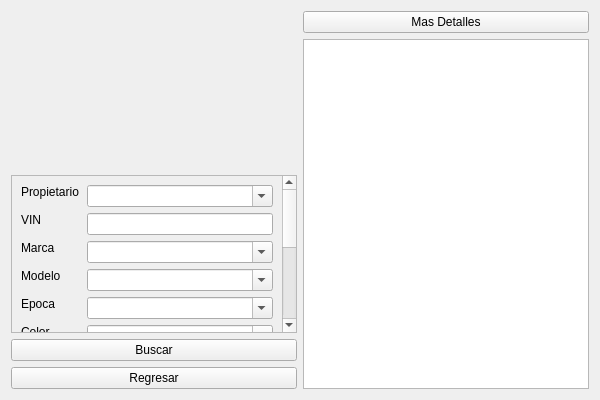
The window that ui/datatablewidget.ui (Abysmal683/proyecto-inventario-de-autos) describes before a commit, drawn with Qt 5.
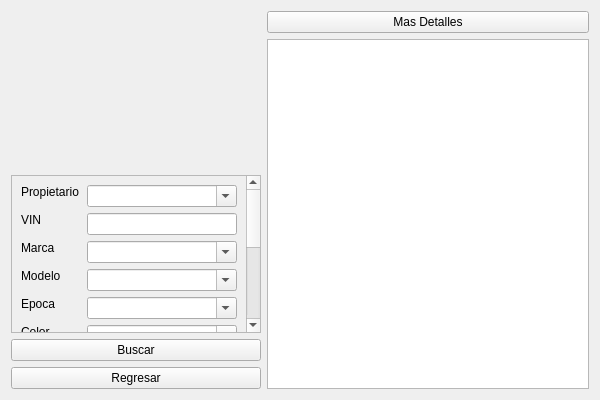
The same window after the commit. Icons and pictures are not drawn.

Patch:
```diff
--- a/ui/datatablewidget.ui
+++ b/ui/datatablewidget.ui
@@ -22,7 +22,7 @@
   <layout class="QHBoxLayout" name="horizontalLayout_2">
    <item>
     <layout class="QVBoxLayout" name="verticalLayout_3">
-     <item alignment="Qt::AlignmentFlag::AlignTop">
+     <item alignment="Qt::AlignmentFlag::AlignVCenter">
       <widget class="QLabel" name="labelImagen">
        <property name="sizePolicy">
         <sizepolicy hsizetype="Expanding" vsizetype="Expanding">
@@ -58,7 +58,7 @@
        <item alignment="Qt::AlignmentFlag::AlignTop">
         <widget class="QScrollArea" name="scrollArea">
          <property name="sizePolicy">
-          <sizepolicy hsizetype="Expanding" vsizetype="Ignored">
+          <sizepolicy hsizetype="Preferred" vsizetype="Ignored">
            <horstretch>0</horstretch>
            <verstretch>0</verstretch>
           </sizepolicy>
@@ -482,6 +482,12 @@
      </item>
      <item>
       <widget class="QTableView" name="tableViewListaDeCarros">
+       <property name="sizePolicy">
+        <sizepolicy hsizetype="Expanding" vsizetype="Expanding">
+         <horstretch>2</horstretch>
+         <verstretch>0</verstretch>
+        </sizepolicy>
+       </property>
        <attribute name="verticalHeaderShowSortIndicator" stdset="0">
         <bool>false</bool>
        </attribute>
```
